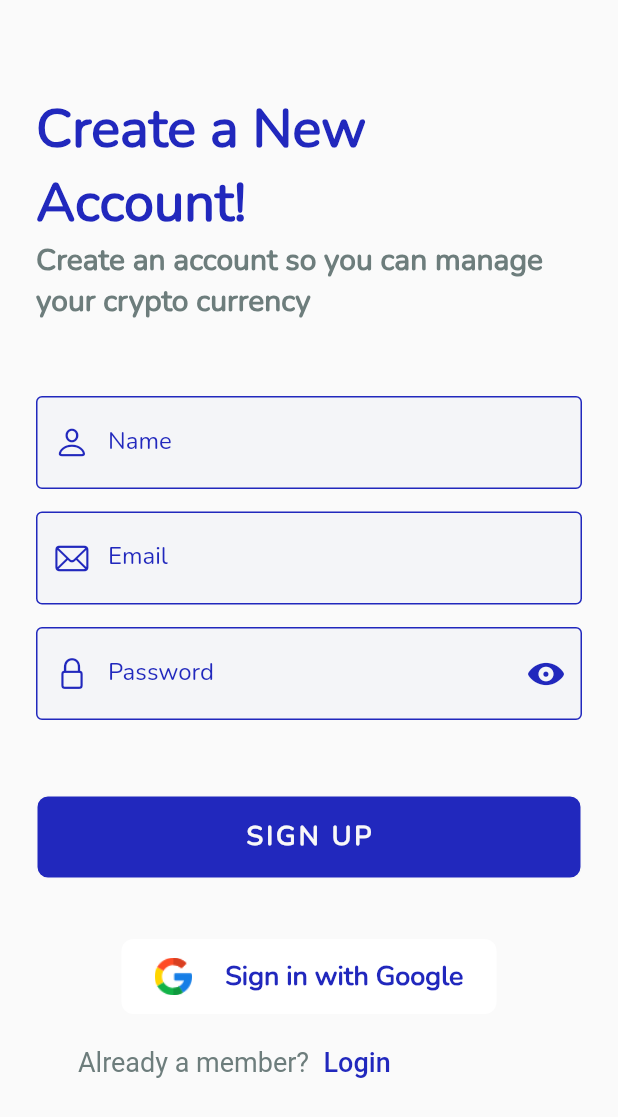
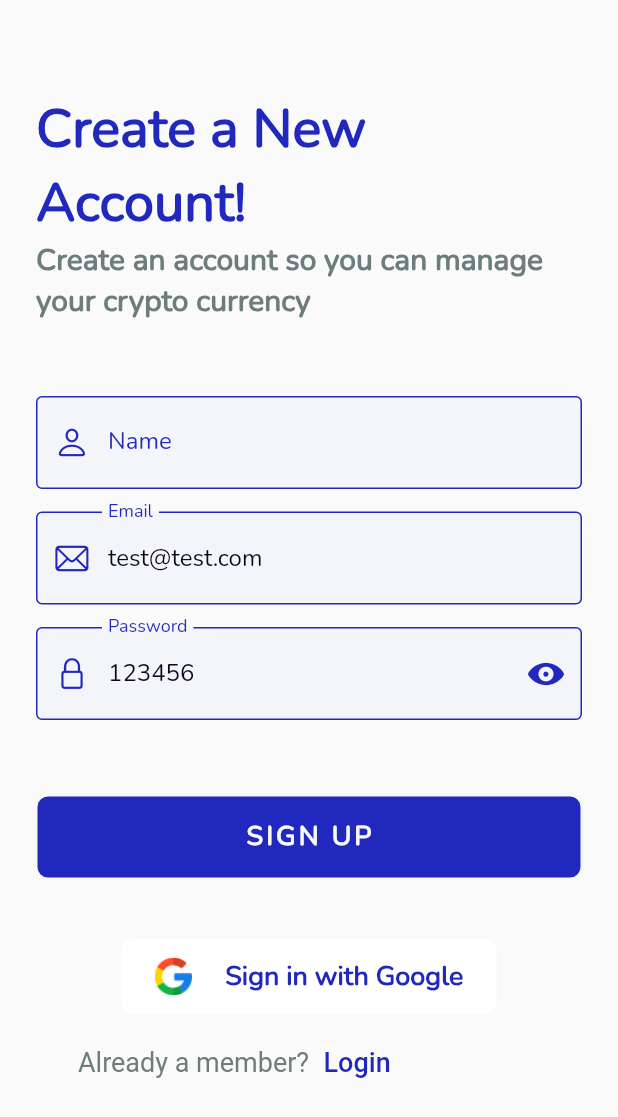
Before and after one commit to ashwanisng/Your-Coin, a Flutter app: the SignUpView screen opened by its route, on a phone screen of 412 x 824 dp. Shown: the top 1117 px of the screen. Run offline on Flutter 3.47's test engine with Material 2 defaults, Android fonts, the phone set to English and light mode, and no system bars; our stand-ins replace firebase_auth, firebase_core, flutter_svg, get, google_sign_in, webview_flutter; missing offline and left inert: flutter_share; accounts and stored records are empty.

Commit message:
signup function cretateds

```diff
--- a/lib/app/global/binding/binding.dart
+++ b/lib/app/global/firebase/bindings/binding.dart
@@ -1,5 +1,5 @@
 import 'package:get/get.dart';
-import 'package:your_coin/app/global/binding/firabse_auth.dart';
+import 'package:your_coin/app/global/firebase/controllers/firabse_auth.dart';
 import 'package:your_coin/app/modules/home/controllers/home_controller.dart';
 import 'package:your_coin/app/modules/market/controllers/market_controller.dart';
 import 'package:your_coin/app/modules/news/controllers/news_controller.dart';
--- a/lib/app/modules/sign_in/bindings/sign_in_binding.dart
+++ b/lib/app/modules/sign_in/bindings/sign_in_binding.dart
@@ -1,5 +1,5 @@
 import 'package:get/get.dart';
-import 'package:your_coin/app/global/binding/firabse_auth.dart';
+import 'package:your_coin/app/global/firebase/controllers/firabse_auth.dart';
 import 'package:your_coin/app/modules/entry/controllers/entry_controller.dart';
 import 'package:your_coin/app/modules/home/controllers/home_controller.dart';
 
--- a/lib/app/modules/sign_in/controllers/sign_in_controller.dart
+++ b/lib/app/modules/sign_in/controllers/sign_in_controller.dart
@@ -1,10 +1,5 @@
-import 'package:firebase_auth/firebase_auth.dart';
 import 'package:flutter/material.dart';
 import 'package:get/get.dart';
-import 'package:google_sign_in/google_sign_in.dart';
-import 'package:your_coin/app/enviroment/utils/dialogs.dart/custom_dialog.dart';
-import 'package:your_coin/app/global/binding/firabse_auth.dart';
-import 'package:your_coin/app/modules/entry/controllers/entry_controller.dart';
 
 class SignInController extends GetxController {
   //TODO: Implement SignInController
--- a/lib/app/modules/sign_in/views/sign_in_view.dart
+++ b/lib/app/modules/sign_in/views/sign_in_view.dart
@@ -4,11 +4,9 @@ import 'package:flutter/material.dart';
 import 'package:get/get.dart';
 import 'package:your_coin/app/enviroment/utils/env.dart';
 import 'package:your_coin/app/enviroment/widgets/custom_buttons.dart';
-import 'package:your_coin/app/global/binding/firabse_auth.dart';
-import 'package:your_coin/app/modules/home/views/home_view.dart';
+import 'package:your_coin/app/global/firebase/controllers/firabse_auth.dart';
 
 import 'package:your_coin/app/modules/sign_in/controllers/sign_in_controller.dart';
-import 'package:your_coin/app/modules/sign_up/views/sign_up_view.dart';
 
 class SignInView extends GetView<SignInController> {
   @override
--- a/lib/app/modules/sign_up/controllers/sign_up_controller.dart
+++ b/lib/app/modules/sign_up/controllers/sign_up_controller.dart
@@ -5,9 +5,11 @@ import 'package:your_coin/app/modules/entry/controllers/entry_controller.dart';
 class SignUpController extends GetxController {
   //TODO: Implement SignUpController
 
-  TextEditingController emailController = TextEditingController();
+  TextEditingController emailController =
+      TextEditingController(text: "test@test.com");
   TextEditingController nameController = TextEditingController();
-  TextEditingController passwordController = TextEditingController();
+  TextEditingController passwordController =
+      TextEditingController(text: "123456");
 
   // EntryController controller = Get.find();
 
--- a/lib/app/modules/sign_up/views/sign_up_view.dart
+++ b/lib/app/modules/sign_up/views/sign_up_view.dart
@@ -4,6 +4,7 @@ import 'package:flutter/material.dart';
 import 'package:get/get.dart';
 import 'package:your_coin/app/enviroment/utils/env.dart';
 import 'package:your_coin/app/enviroment/widgets/custom_buttons.dart';
+import 'package:your_coin/app/global/firebase/controllers/firabse_auth.dart';
 import 'package:your_coin/app/modules/sign_in/views/sign_in_view.dart';
 
 import 'package:your_coin/app/modules/sign_up/controllers/sign_up_controller.dart';
@@ -179,11 +180,14 @@ class SignUpView extends GetView<SignUpController> {
                     SizedBox(height: 50),
                     Padding(
                         padding: const EdgeInsets.symmetric(horizontal: 12),
-                      child: CustomButton(
+                        child: GetBuilder<FirebaseAuthController>(
+                          builder: (value) => CustomButton(
                             buttonName: Text(
                               "SIGN UP",
-                          style:
-                              Theme.of(context).textTheme.bodyText2!.copyWith(
+                              style: Theme.of(context)
+                                  .textTheme
+                                  .bodyText2!
+                                  .copyWith(
                                     color: Env.colors.white,
                                     fontFamily: 'Nunito',
                                     fontSize: 18,
@@ -193,11 +197,15 @@ class SignUpView extends GetView<SignUpController> {
                             ),
                             onTap: () {
                               // TODO SIGNUP Function
+
+                              value.signUpWithEmailAndPassword(
+                                  controller.emailController.text,
+                                  controller.passwordController.text);
                             },
                             color: Env.colors.primaryDarkIndigo,
                             borderColor: Env.colors.white,
                           ),
-                    ),
+                        )),
                     SizedBox(
                       height: 40,
                     ),
--- a/lib/main.dart
+++ b/lib/main.dart
@@ -2,7 +2,7 @@ import 'package:firebase_core/firebase_core.dart';
 import 'package:flutter/material.dart';
 
 import 'package:get/get.dart';
-import 'package:your_coin/app/global/binding/binding.dart';
+import 'package:your_coin/app/global/firebase/bindings/binding.dart';
 
 import 'app/routes/app_pages.dart';
 
--- a/pubspec.yaml
+++ b/pubspec.yaml
@@ -37,6 +37,7 @@ dependencies:
   google_sign_in: ^5.1.0
   firebase_auth: ^3.1.1
   firebase_core: ^1.6.0
+  cloud_firestore: ^2.5.3
 
 dev_dependencies:
   flutter_test:
```
Also changed, not shown: lib/app/global/firebase/controllers/firabse_auth.dart (renamed from lib/app/global/binding/firabse_auth.dart, +24 -0 lines), pubspec.lock. Lines whose indentation alone changed are shown as unchanged.
